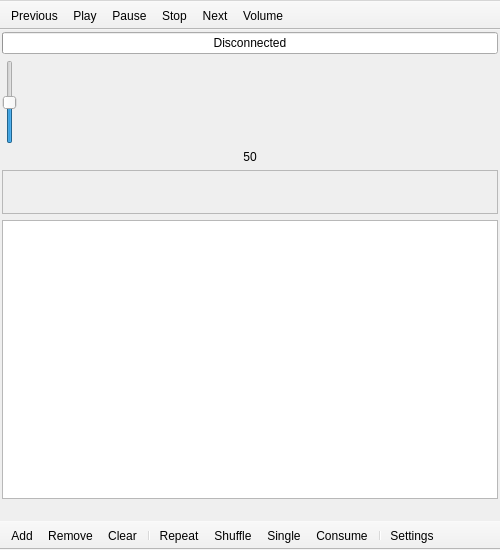
Before: the Qt Designer form qygmy/ui/main.ui in tsufeki/qygmy, drawn with Qt 5.
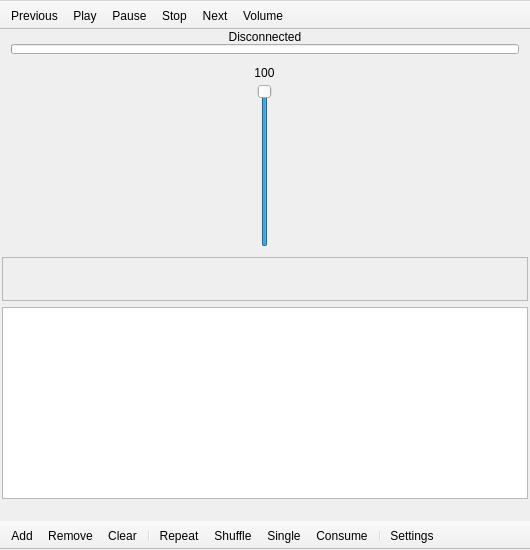
After: the same form once the commit is applied. Custom widgets are drawn as their Qt base class.

Commit message:
Improve progress bar & volume slider.
- Progress bar now looks and behaves decently on both oxygen and breeze themes.
- Volume slider has better layout and doesn't get confused when volume
  is unavailable (e.g. while playback is stopped on PulseAudio).

Patch:
```diff
--- a/qygmy/ui/main.ui
+++ b/qygmy/ui/main.ui
@@ -6,7 +6,7 @@
    <rect>
     <x>0</x>
     <y>0</y>
-    <width>500</width>
+    <width>530</width>
     <height>550</height>
    </rect>
   </property>
@@ -21,9 +21,67 @@
     </sizepolicy>
    </property>
    <layout class="QVBoxLayout">
-    <property name="margin">
+    <property name="leftMargin">
      <number>2</number>
     </property>
+    <property name="topMargin">
+     <number>0</number>
+    </property>
+    <property name="rightMargin">
+     <number>2</number>
+    </property>
+    <property name="bottomMargin">
+     <number>2</number>
+    </property>
+    <item>
+     <widget class="QWidget" name="progress_widget" native="true">
+      <property name="sizePolicy">
+       <sizepolicy hsizetype="MinimumExpanding" vsizetype="Minimum">
+        <horstretch>0</horstretch>
+        <verstretch>0</verstretch>
+       </sizepolicy>
+      </property>
+      <property name="minimumSize">
+       <size>
+        <width>100</width>
+        <height>0</height>
+       </size>
+      </property>
+      <layout class="QVBoxLayout" name="progress_vlayout">
+       <property name="spacing">
+        <number>0</number>
+       </property>
+       <property name="topMargin">
+        <number>0</number>
+       </property>
+       <property name="bottomMargin">
+        <number>2</number>
+       </property>
+       <item>
+        <widget class="QLabel" name="progress_label">
+         <property name="sizePolicy">
+          <sizepolicy hsizetype="Expanding" vsizetype="Minimum">
+           <horstretch>0</horstretch>
+           <verstretch>0</verstretch>
+          </sizepolicy>
+         </property>
+         <property name="minimumSize">
+          <size>
+           <width>100</width>
+           <height>0</height>
+          </size>
+         </property>
+         <property name="text">
+          <string>Disconnected</string>
+         </property>
+         <property name="textFormat">
+          <enum>Qt::PlainText</enum>
+         </property>
+         <property name="alignment">
+          <set>Qt::AlignCenter</set>
+         </property>
+        </widget>
+       </item>
     <item>
      <widget class="ClickableProgressBar" name="progressbar">
       <property name="sizePolicy">
@@ -32,25 +90,74 @@
         <verstretch>0</verstretch>
        </sizepolicy>
       </property>
+         <property name="maximumSize">
+          <size>
+           <width>16777215</width>
+           <height>10</height>
+          </size>
+         </property>
       <property name="maximum">
        <number>1</number>
       </property>
       <property name="value">
        <number>0</number>
       </property>
-      <property name="format">
-       <string notr="true">Disconnected</string>
-      </property>
+         <property name="textVisible">
+          <bool>false</bool>
+         </property>
+        </widget>
+       </item>
+      </layout>
      </widget>
     </item>
     <item>
+     <widget class="QWidget" name="volume_widget" native="true">
+      <property name="sizePolicy">
+       <sizepolicy hsizetype="Expanding" vsizetype="Preferred">
+        <horstretch>0</horstretch>
+        <verstretch>0</verstretch>
+       </sizepolicy>
+      </property>
+      <layout class="QVBoxLayout" name="volume_vlayout">
+       <property name="spacing">
+        <number>4</number>
+       </property>
+       <property name="margin">
+        <number>4</number>
+       </property>
+       <item alignment="Qt::AlignHCenter">
+        <widget class="QLabel" name="volume_label">
+         <property name="sizePolicy">
+          <sizepolicy hsizetype="MinimumExpanding" vsizetype="Fixed">
+           <horstretch>0</horstretch>
+           <verstretch>0</verstretch>
+          </sizepolicy>
+         </property>
+         <property name="text">
+          <string notr="true"> 100 </string>
+         </property>
+         <property name="textFormat">
+          <enum>Qt::PlainText</enum>
+         </property>
+         <property name="alignment">
+          <set>Qt::AlignCenter</set>
+         </property>
+        </widget>
+       </item>
+       <item alignment="Qt::AlignHCenter">
      <widget class="QSlider" name="volume_slider">
       <property name="sizePolicy">
-       <sizepolicy hsizetype="Fixed" vsizetype="Fixed">
+          <sizepolicy hsizetype="Fixed" vsizetype="Expanding">
         <horstretch>0</horstretch>
         <verstretch>0</verstretch>
        </sizepolicy>
       </property>
+         <property name="minimumSize">
+          <size>
+           <width>0</width>
+           <height>100</height>
+          </size>
+         </property>
       <property name="minimum">
        <number>0</number>
       </property>
@@ -58,7 +165,7 @@
        <number>100</number>
       </property>
       <property name="value">
-       <number>50</number>
+          <number>100</number>
       </property>
       <property name="tracking">
        <bool>false</bool>
@@ -68,20 +175,7 @@
       </property>
      </widget>
     </item>
-    <item>
-     <widget class="QLabel" name="volume_label">
-      <property name="sizePolicy">
-       <sizepolicy hsizetype="Preferred" vsizetype="Fixed">
-        <horstretch>0</horstretch>
-        <verstretch>0</verstretch>
-       </sizepolicy>
-      </property>
-      <property name="text">
-       <string notr="true">50</string>
-      </property>
-      <property name="alignment">
-       <set>Qt::AlignCenter</set>
-      </property>
+      </layout>
      </widget>
     </item>
     <item>
@@ -258,7 +352,7 @@
     <rect>
      <x>0</x>
      <y>0</y>
-     <width>500</width>
+     <width>530</width>
      <height>1</height>
     </rect>
    </property>
```
Left out of the diff: 3 changed lines with no effect on the pictures. Lines whose indentation alone changed are shown as unchanged. The commit also changes 1 other file.
